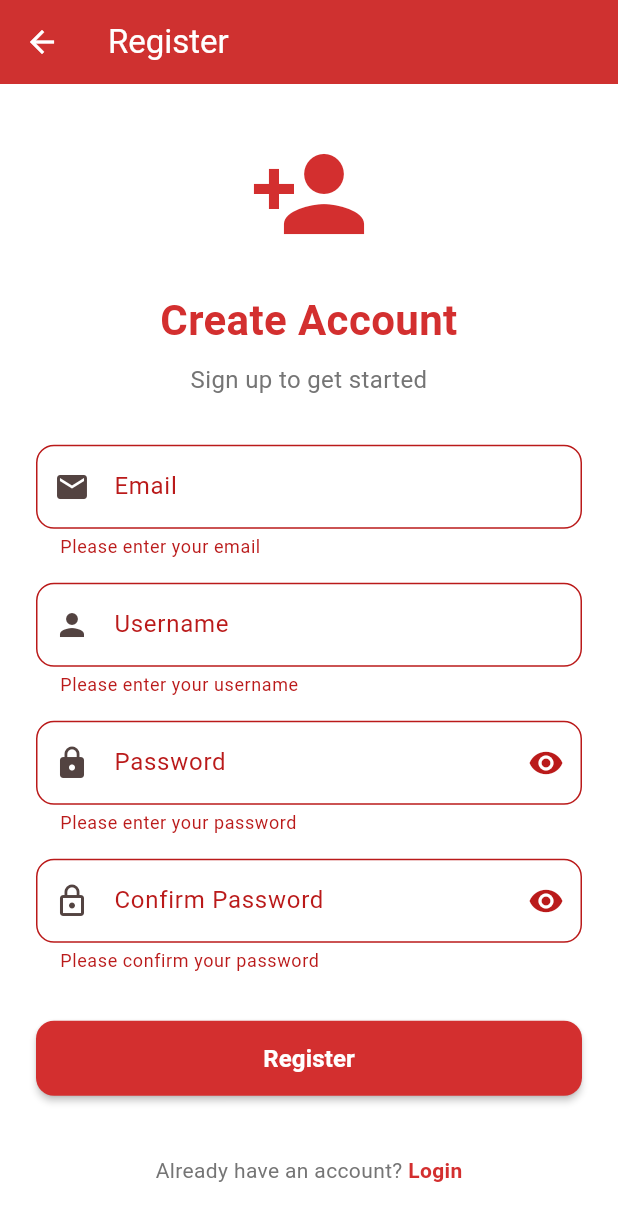
After one commit to rhmnnbl26/Responsi-124230110, a Flutter app: the RegisterScreen screen opened directly, after a tap on "Register", on a phone screen of 412 x 824 dp. The commit adds this screen. Shown: the top 1221 px of the screen. Run offline on Flutter 3.47's test engine with Material 3 defaults, Android fonts, the phone set to English and light mode, and no system bars; our stand-ins replace cached_network_image, hive, hive_flutter, shared_preferences; accounts and stored records are empty.

Commit message:
ini game apa si

```diff
--- /dev/null
+++ b/lib/helpers/validation_helper.dart
@@ -0,0 +1,72 @@
+// Validation helper dengan duplicate methods dan unused code
+
+class ValidationHelper {
+  // Email validation (messy duplicate)
+  static bool validateEmail(String email) {
+    if(email.isEmpty) return false;
+    if(!email.contains('@')) return false;
+    if(email.length < 5) return false;
+    return true;
+  }
+
+  // Duplicate email validation
+  static bool isEmailValid(String email) {
+    if(email.isEmpty) {
+      return false;
+    }
+    if(!email.contains('@')) {
+      return false;
+    }
+    return true;
+  }
+
+  // Password validation (messy code)
+  static bool validatePassword(String password) {
+    var temp = 'testing'; // unused
+    if(password.isEmpty) return false;
+    if(password.length < 6) return false;
+
+    // Duplicate check
+    if(password.length < 6) {
+      return false;
+    }
+    return true;
+  }
+
+  // Username validation
+  static bool validateUsername(String username) {
+    var x = 0; // unused
+    if(username.isEmpty) return false;
+    if(username.length < 3) return false;
+
+    // Messy duplicate
+    if(username.length < 3) {
+      return false;
+    }
+    return true;
+  }
+
+  // Unused method (intentional problem)
+  static String formatDate(DateTime date) {
+    return date.toString();
+  }
+
+  // Another unused method
+  static int calculateAge(DateTime birthDate) {
+    var now = DateTime.now();
+    var age = now.year - birthDate.year;
+    return age;
+  }
+}
+
+// Unused class (intentional problem)
+class StringHelper {
+  static String capitalize(String text) {
+    if(text.isEmpty) return text;
+    return text[0].toUpperCase() + text.substring(1);
+  }
+
+  static String toLowerCase(String text) {
+    return text.toLowerCase();
+  }
+}
--- /dev/null
+++ b/lib/models/user_model.dart
@@ -0,0 +1,46 @@
+import 'package:hive/hive.dart';
+
+part 'user_model.g.dart';
+
+// User model untuk Hive database (messy code)
+@HiveType(typeId: 0)
+class User extends HiveObject {
+  @HiveField(0)
+  late String username;
+
+  @HiveField(1)
+  late String password;
+
+  @HiveField(2)
+  late String email;
+
+  @HiveField(3)
+  String? createdAt;
+
+  // Unused field (intentional problem)
+  @HiveField(4)
+  int? loginCount;
+
+  User({
+    required this.username,
+    required this.password,
+    required this.email,
+    this.createdAt,
+    this.loginCount,
+  });
+
+  // Messy toString without proper formatting
+  @override
+  String toString() {
+    return 'User: $username, $email';
+  }
+
+  // Duplicate method (intentional problem)
+  String getUserInfo() {
+    return 'Username: $username, Email: $email';
+  }
+
+  String getUserInfo2() {
+    return 'Username: $username, Email: $email';
+  }
+}
--- a/lib/screens/detail_screen.dart
+++ b/lib/screens/detail_screen.dart
@@ -273,6 +273,7 @@ class _DetailScreenState extends State<DetailScreen> {
           Container(
             padding: const EdgeInsets.all(10),
             decoration: BoxDecoration(
+              // ignore: deprecated_member_use
               color: color.withOpacity(0.1),
               borderRadius: BorderRadius.circular(10),
             ),
--- /dev/null
+++ b/lib/screens/register_screen.dart
@@ -0,0 +1,418 @@
+import 'package:flutter/material.dart';
+import '../services/auth_service.dart';
+import 'home_screen.dart';
+import 'dart:async';
+
+// Halaman register dengan code berantakan
+class RegisterScreen extends StatefulWidget {
+  const RegisterScreen({super.key});
+
+  @override
+  State<RegisterScreen> createState() => _RegisterScreenState();
+}
+
+class _RegisterScreenState extends State<RegisterScreen> {
+  final AuthService _authService = AuthService();
+  final _formKey = GlobalKey<FormState>();
+  final _usernameController = TextEditingController();
+  final _passwordController = TextEditingController();
+  final _confirmPasswordController = TextEditingController();
+  final _emailController = TextEditingController();
+
+  bool _isLoading = false;
+  bool _obscurePassword = true;
+  bool _obscureConfirmPassword = true;
+  String errorMessage = '';
+  var x = 0;
+  String unusedVariable = 'test'; // unused variable (intentional problem)
+
+  @override
+  void initState() {
+    super.initState();
+    // Empty initState (intentional problem)
+  }
+
+  @override
+  void dispose() {
+    _usernameController.dispose();
+    _passwordController.dispose();
+    _confirmPasswordController.dispose();
+    _emailController.dispose();
+    super.dispose();
+  }
+
+  // Method handle register (messy code)
+  Future<void> _handleRegister() async {
+    if (!_formKey.currentState!.validate()) {
+      return;
+    }
+
+    setState(() {
+      _isLoading = true;
+      errorMessage = '';
+    });
+
+    final username = _usernameController.text.trim();
+    final password = _passwordController.text;
+    final email = _emailController.text.trim();
+
+    // Validasi password match (duplicate validation)
+    if (password != _confirmPasswordController.text) {
+      setState(() {
+        _isLoading = false;
+        errorMessage = 'Password tidak cocok!';
+      });
+      ScaffoldMessenger.of(context).showSnackBar(
+        SnackBar(
+          content: Text('Password tidak sama dengan konfirmasi password'),
+          backgroundColor: Colors.red,
+        ),
+      );
+      return;
+    }
+
+    // unused variable
+    var temp = 'test';
+    x = x + 1;
+
+    final success = await _authService.register(username, password, email);
+
+    setState(() {
+      _isLoading = false;
+    });
+
+    if (success) {
+      if (mounted) {
+        ScaffoldMessenger.of(context).showSnackBar(
+          SnackBar(
+            content: Text('Registrasi berhasil!'),
+            backgroundColor: Colors.green,
+          ),
+        );
+        // Auto login setelah register
+        final loginSuccess = await _authService.login(username, password);
+        if(loginSuccess){
+          Navigator.of(context).pushAndRemoveUntil(
+            MaterialPageRoute(builder: (context) => const HomeScreen()),
+            (route) => false,
+          );
+        }
+      }
+    } else {
+      if (mounted) {
+        ScaffoldMessenger.of(context).showSnackBar(
+          const SnackBar(
+            content: Text('Registrasi gagal. Username mungkin sudah digunakan.'),
+            backgroundColor: Colors.red,
+          ),
+        );
+      }
+    }
+  }
+
+  @override
+  Widget build(BuildContext context) {
+    // Unused variable
+    final size = MediaQuery.of(context).size;
+    var test = 'hello';
+
+    return Scaffold(
+      backgroundColor: Colors.white,
+      appBar: AppBar(
+        title: Text('Register'),
+        backgroundColor: Colors.red[700],
+        leading: IconButton(
+          icon: Icon(Icons.arrow_back),
+          onPressed: () {
+            Navigator.pop(context);
+          },
+        ),
+      ),
+      body: SafeArea(
+        child: Center(
+          child: SingleChildScrollView(
+            padding: const EdgeInsets.all(24.0),
+            child: Form(
+              key: _formKey,
+              child: Column(
+                mainAxisAlignment: MainAxisAlignment.center,
+                crossAxisAlignment: CrossAxisAlignment.stretch,
+                children: [
+                  Icon(
+                    Icons.person_add,
+                    size: 80,
+                    color: Colors.red[700],
+                  ),
+
+                  SizedBox(height: 24),
+
+                  Text(
+                    'Create Account',
+                    style: TextStyle(
+                      fontSize: 28,
+                      fontWeight: FontWeight.bold,
+                      color: Colors.red[700],
+                    ),
+                    textAlign: TextAlign.center,
+                  ),
+
+                  SizedBox(height: 8),
+
+                  Text(
+                    'Sign up to get started',
+                    style: TextStyle(
+                      fontSize: 16,
+                      color: Colors.grey[600],
+                    ),
+                    textAlign: TextAlign.center,
+                  ),
+
+                  SizedBox(height: 32),
+
+                  // Email Field (messy validation)
+                  TextFormField(
+                    controller: _emailController,
+                    decoration: InputDecoration(
+                      labelText: 'Email',
+                      hintText: 'Enter your email',
+                      prefixIcon: Icon(Icons.email),
+                      border: OutlineInputBorder(
+                        borderRadius: BorderRadius.circular(12),
+                      ),
+                      enabledBorder: OutlineInputBorder(
+                        borderRadius: BorderRadius.circular(12),
+                        borderSide: BorderSide(color: Colors.grey[300]!),
+                      ),
+                      focusedBorder: OutlineInputBorder(
+                        borderRadius: BorderRadius.circular(12),
+                        borderSide: BorderSide(color: Colors.red[700]!, width: 2),
+                      ),
+                    ),
+                    validator: (value) {
+                      if (value == null || value.isEmpty) {
+                        return 'Please enter your email';
+                      }
+                      // Messy email validation
+                      if (!value.contains('@')) {
+                        return 'Email tidak valid';
+                      }
+                      if(value.length < 5) return 'Email terlalu pendek';
+                      return null;
+                    },
+                    textInputAction: TextInputAction.next,
+                  ),
+
+                  SizedBox(height: 16),
+
+                  // Username Field
+                  TextFormField(
+                    controller: _usernameController,
+                    decoration: InputDecoration(
+                      labelText: 'Username',
+                      hintText: 'Enter your username',
+                      prefixIcon: Icon(Icons.person),
+                      border: OutlineInputBorder(
+                        borderRadius: BorderRadius.circular(12),
+                      ),
+                      enabledBorder: OutlineInputBorder(
+                        borderRadius: BorderRadius.circular(12),
+                        borderSide: BorderSide(color: Colors.grey[300]!),
+                      ),
+                      focusedBorder: OutlineInputBorder(
+                        borderRadius: BorderRadius.circular(12),
+                        borderSide: BorderSide(color: Colors.red[700]!, width: 2),
+                      ),
+                    ),
+                    validator: (value) {
+                      if (value == null || value.isEmpty) {
+                        return 'Please enter your username';
+                      }
+                      if(value.length < 3) {
+                        return 'Username minimal 3 karakter';
+                      }
+                      // Messy duplicate check
+                      if(value.length < 3) return 'Username terlalu pendek';
+                      return null;
+                    },
+                    textInputAction: TextInputAction.next,
+                  ),
+
+                  SizedBox(height: 16),
+
+                  // Password Field
+                  TextFormField(
+                    controller: _passwordController,
+                    obscureText: _obscurePassword,
+                    decoration: InputDecoration(
+                      labelText: 'Password',
+                      hintText: 'Enter your password',
+                      prefixIcon: Icon(Icons.lock),
+                      suffixIcon: IconButton(
+                        icon: Icon(
+                          _obscurePassword ? Icons.visibility : Icons.visibility_off,
+                        ),
+                        onPressed: () {
+                          setState(() {
+                            _obscurePassword = !_obscurePassword;
+                          });
+                        },
+                      ),
+                      border: OutlineInputBorder(
+                        borderRadius: BorderRadius.circular(12),
+                      ),
+                      enabledBorder: OutlineInputBorder(
+                        borderRadius: BorderRadius.circular(12),
+                        borderSide: BorderSide(color: Colors.grey[300]!),
+                      ),
+                      focusedBorder: OutlineInputBorder(
+                        borderRadius: BorderRadius.circular(12),
+                        borderSide: BorderSide(color: Colors.red[700]!, width: 2),
+                      ),
+                    ),
+                    validator: (value) {
+                      if (value == null || value.isEmpty) {
+                        return 'Please enter your password';
+                      }
+                      if (value.length < 6) {
+                        return 'Password minimal 6 karakter';
+                      }
+                      // messy validation
+                      if(value.length < 3) return 'Password terlalu pendek';
+                      return null;
+                    },
+                    textInputAction: TextInputAction.next,
+                  ),
+
+                  SizedBox(height: 16),
+
+                  // Confirm Password Field (duplicate code)
+                  TextFormField(
+                    controller: _confirmPasswordController,
+                    obscureText: _obscureConfirmPassword,
+                    decoration: InputDecoration(
+                      labelText: 'Confirm Password',
+                      hintText: 'Re-enter your password',
+                      prefixIcon: Icon(Icons.lock_outline),
+                      suffixIcon: IconButton(
+                        icon: Icon(
+                          _obscureConfirmPassword ? Icons.visibility : Icons.visibility_off,
+                        ),
+                        onPressed: () {
+                          setState(() {
+                            _obscureConfirmPassword = !_obscureConfirmPassword;
+                          });
+                        },
+                      ),
+                      border: OutlineInputBorder(
+                        borderRadius: BorderRadius.circular(12),
+                      ),
+                      enabledBorder: OutlineInputBorder(
+                        borderRadius: BorderRadius.circular(12),
+                        borderSide: BorderSide(color: Colors.grey[300]!),
+                      ),
+                      focusedBorder: OutlineInputBorder(
+                        borderRadius: BorderRadius.circular(12),
+                        borderSide: BorderSide(color: Colors.red[700]!, width: 2),
+                      ),
+                    ),
+                    validator: (value) {
+                      if (value == null || value.isEmpty) {
+                        return 'Please confirm your password';
+                      }
+                      if (value != _passwordController.text) {
+                        return 'Password tidak cocok';
+                      }
+                      return null;
+                    },
+                    textInputAction: TextInputAction.done,
+                    onFieldSubmitted: (_) => _handleRegister(),
+                  ),
+
+                  SizedBox(height: 32),
+
+                  // Register Button (duplicate loading check)
+                  SizedBox(
+                    height: 50,
+                    child: ElevatedButton(
+                      onPressed: _isLoading ? null : _handleRegister,
+                      style: ElevatedButton.styleFrom(
+                        backgroundColor: Colors.red[700],
+                        foregroundColor: Colors.white,
+                        shape: RoundedRectangleBorder(
+                          borderRadius: BorderRadius.circular(12),
+                        ),
+                        elevation: 2,
+                      ),
+                      child: _isLoading
+                          ? SizedBox(
+                              height: 24,
+                              width: 24,
+                              child: CircularProgressIndicator(
+                                color: Colors.white,
+                                strokeWidth: 2,
+                              ),
+                            )
+                          : Text(
+                              'Register',
+                              style: TextStyle(
+                                fontSize: 16,
+                                fontWeight: FontWeight.bold,
+                              ),
+                            ),
+                    ),
+                  ),
+
+                  SizedBox(height: 24),
+
+                  // Error message display (messy error handling)
+                  if(errorMessage.isNotEmpty)
+                    Container(
+                      padding: EdgeInsets.all(12),
+                      decoration: BoxDecoration(
+                        color: Colors.red[50],
+                        borderRadius: BorderRadius.circular(8),
+                      ),
+                      child: Text(
+                        errorMessage,
+                        style: TextStyle(color: Colors.red[700]),
+                        textAlign: TextAlign.center,
+                      ),
+                    ),
+
+                  SizedBox(height: 16),
+
+                  // Login link
+                  Row(
+                    mainAxisAlignment: MainAxisAlignment.center,
+                    children: [
+                      Text(
+                        'Already have an account? ',
+                        style: TextStyle(
+                          fontSize: 14,
+                          color: Colors.grey[600],
+                        ),
+                      ),
+                      GestureDetector(
+                        onTap: () {
+                          Navigator.pop(context);
+                        },
+                        child: Text(
+                          'Login',
+                          style: TextStyle(
+                            fontSize: 14,
+                            color: Colors.red[700],
+                            fontWeight: FontWeight.bold,
+                          ),
+                        ),
+                      ),
+                    ],
+                  ),
+                ],
+              ),
+            ),
+          ),
+        ),
+      ),
+    );
+  }
+}
--- a/pubspec.yaml
+++ b/pubspec.yaml
@@ -47,7 +47,13 @@ dependencies:
   # URL Launcher untuk membuka link di browser
   url_launcher: ^6.2.5
 
+  # Hive untuk database lokal
+  hive: ^2.2.3
+  hive_flutter: ^1.1.0
+
 dev_dependencies:
+  hive_generator: ^2.0.1
+  build_runner: ^2.4.8
   flutter_test:
     sdk: flutter
 
```
Also changed, not shown: lib/main.dart (+12 -1 lines), lib/screens/login_screen.dart (+33 -0 lines), lib/services/auth_service.dart (+124 -4 lines), lib/services/favorite_service.dart (+5 -5 lines), lib/models/user_model.g.dart (added), pubspec.lock, 3 other files.
